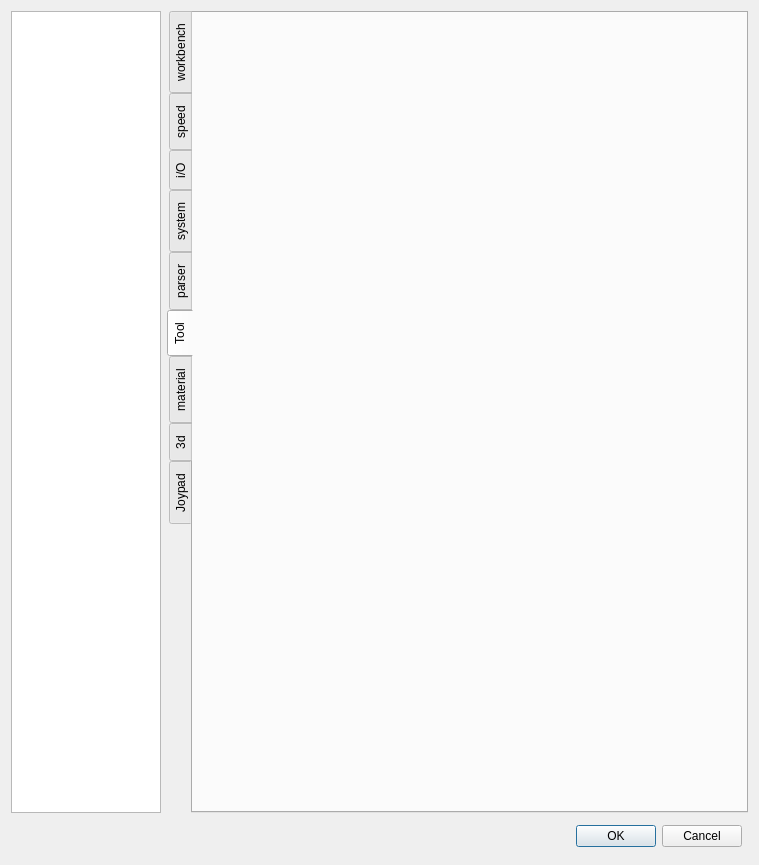
Before: the Qt Designer form sources/forms/Settings.ui in eduard-x/cnc-qt, drawn with Qt 5.
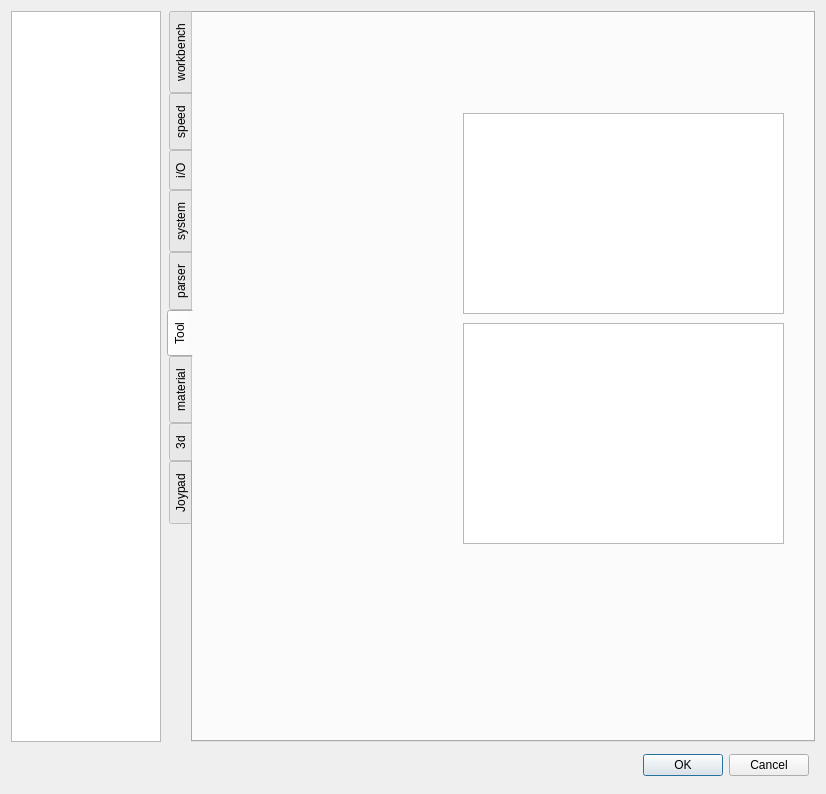
After: the same form once the commit is applied. The open tabs and pages were chosen to show the change.

Commit message: translations for tool settings

```diff
--- a/sources/forms/Settings.ui
+++ b/sources/forms/Settings.ui
@@ -6,8 +6,8 @@
    <rect>
     <x>0</x>
     <y>0</y>
-    <width>759</width>
-    <height>865</height>
+    <width>826</width>
+    <height>794</height>
    </rect>
   </property>
   <property name="sizePolicy">
@@ -2357,6 +2357,32 @@
         <attribute name="title">
          <string>Tool</string>
         </attribute>
+        <widget class="QGraphicsView" name="graphicsView">
+         <property name="geometry">
+          <rect>
+           <x>270</x>
+           <y>100</y>
+           <width>321</width>
+           <height>201</height>
+          </rect>
+         </property>
+         <property name="minimumSize">
+          <size>
+           <width>200</width>
+           <height>110</height>
+          </size>
+         </property>
+        </widget>
+        <widget class="QTextBrowser" name="textBrowser">
+         <property name="geometry">
+          <rect>
+           <x>270</x>
+           <y>310</y>
+           <width>321</width>
+           <height>221</height>
+          </rect>
+         </property>
+        </widget>
        </widget>
        <widget class="QWidget" name="tab_3">
         <property name="sizePolicy">
```
Left out of the diff: 30 changed lines with no effect on the pictures. The commit also changes 9 other files.
